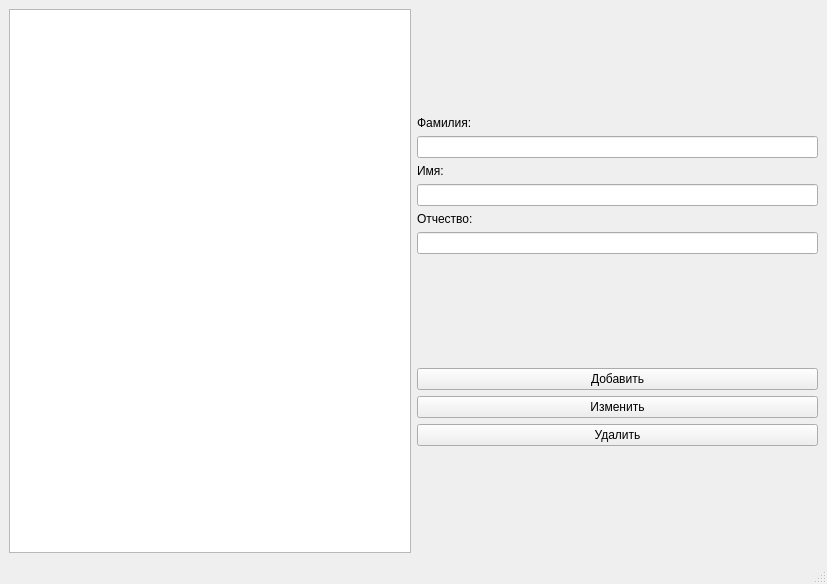
This is patientfilewindow.ui in Shevikina/patient-file as Qt 5 draws it before an edit. The edited form follows.
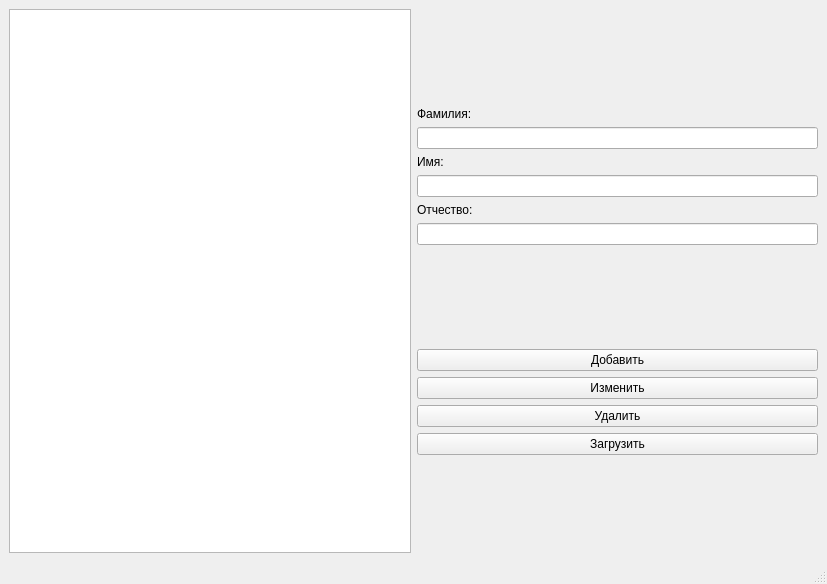
This is the edited form.

Commit message: Попыталась добавить считывание сохраненных в csv файлов в таблицу.

Patch:
```diff
--- a/patientfilewindow.ui
+++ b/patientfilewindow.ui
@@ -113,6 +113,13 @@
               </property>
              </widget>
             </item>
+            <item>
+             <widget class="QPushButton" name="upload">
+              <property name="text">
+               <string>Загрузить</string>
+              </property>
+             </widget>
+            </item>
            </layout>
           </item>
           <item>
```
The commit also changes 2 other files.
